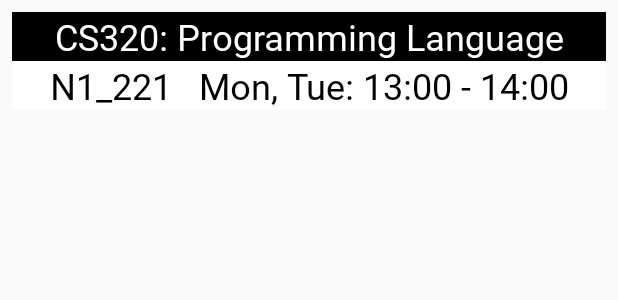
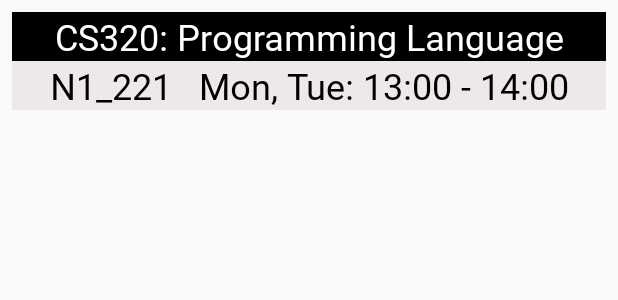
Before and after one commit to uchaan/AttCheck, an Android app: the layout recyclerview_item.xml on its own in the app's theme, with its tools: preview values and no code run, on a phone screen of 412 x 824 dp. Shown: the top 300 px of the screen. Run offline under Robolectric (Android 15) with nearby library versions, the phone set to English and light mode, and no system bars.

Commit message:
RecyclerView complete

```diff
--- a/app/src/main/res/layout/recyclerview_item.xml
+++ b/app/src/main/res/layout/recyclerview_item.xml
@@ -21,18 +21,18 @@
             android:id="@+id/topText"
             android:layout_width="match_parent"
             android:layout_height="wrap_content"
-            android:fontFamily="@font/nanumgothicbold"
+            android:fontFamily="@font/nanumgothic"
             android:gravity="center"
             android:text="CS320: Programming Language"
             android:textColor="@color/white"
-            android:textSize="24sp"></TextView>
+            android:textSize="24sp" />
 
     </LinearLayout>
 
     <LinearLayout
         android:layout_width="match_parent"
         android:layout_height="wrap_content"
-        android:background="@color/white"
+        android:background="@color/gray"
         android:layout_weight="1"
         android:gravity="center_vertical">
 
@@ -40,11 +40,11 @@
             android:id="@+id/bottomText"
             android:layout_width="match_parent"
             android:layout_height="wrap_content"
-            android:fontFamily="@font/nanumgothicbold"
+            android:fontFamily="@font/nanumgothic"
             android:gravity="center"
             android:text="N1_221   Mon, Tue: 13:00 - 14:00"
             android:textColor="@color/colorPrimary"
-            android:textSize="24sp"></TextView>
+            android:textSize="24sp" />
 
     </LinearLayout>
 
--- a/app/src/main/res/values/colors.xml
+++ b/app/src/main/res/values/colors.xml
@@ -4,4 +4,5 @@
     <color name="colorPrimaryDark">#00574B</color>
     <color name="colorAccent">#D81B60</color>
     <color name="white">#FFFFFF</color>
+    <color name="gray">#EEE8E8</color>
 </resources>
```
Also changed, not shown: app/src/main/java/com/example/attcheck/ThirdActivity.java (+28 -14 lines), app/src/main/res/layout/activity_third.xml (+7 -4 lines).
